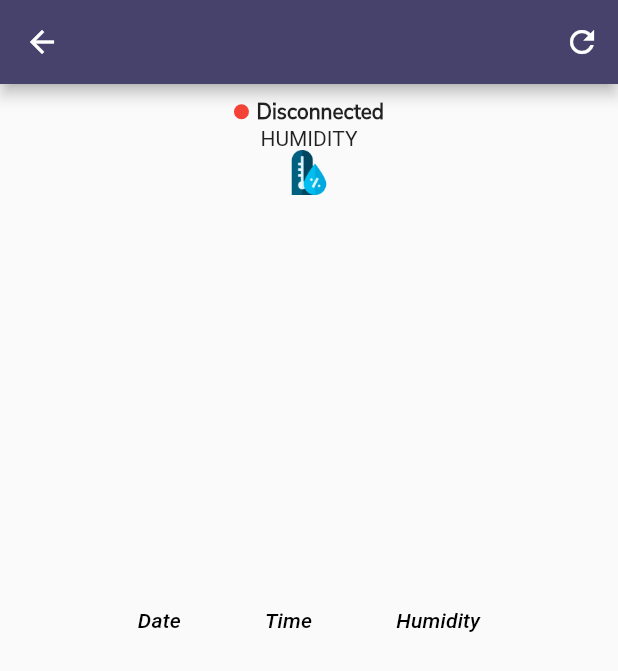
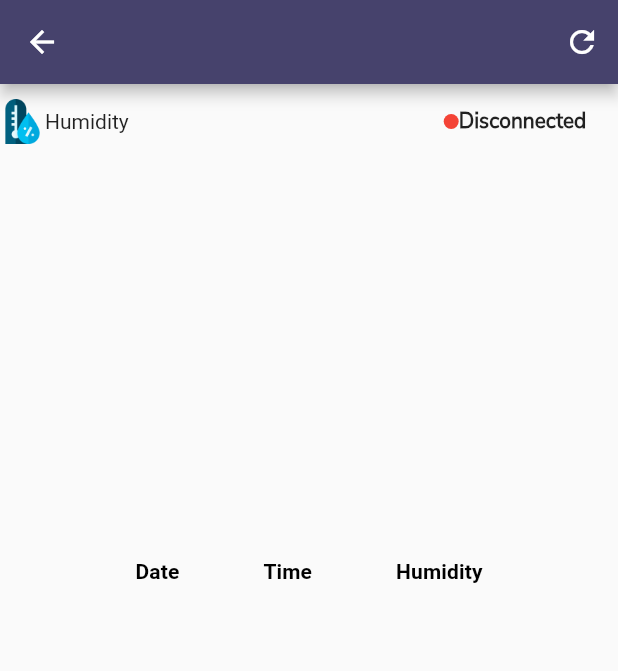
Before and after one commit to hammadahamed/agro_cloud, a Flutter app: the HumidityLog screen opened directly, on a phone screen of 412 x 824 dp. Shown: the top 671 px of the screen. Run offline on Flutter 3.47's test engine with Material 2 defaults, Android fonts, the phone set to English and light mode, and no system bars; our stand-ins replace csv, firebase_core, firebase_database, fl_chart, flutter_spinkit, flutter_svg and 4 more; missing offline and left inert: sign_button; accounts and stored records are empty.

Commit message:
update refractored relative size ,layout

```diff
--- a/lib/humidityLog.dart
+++ b/lib/humidityLog.dart
@@ -3,6 +3,7 @@ import 'package:flutter/material.dart';
 import 'package:flutter_spinkit/flutter_spinkit.dart';
 import 'package:get/get.dart';
 import 'package:intl/intl.dart';
+import 'package:agro_cloud/utils.Dart';
 
 class HumidityLog extends StatefulWidget {
   @override
@@ -120,15 +121,27 @@ class _HumidityLogState extends State<HumidityLog>
           width: Get.width,
           child: Column(
             children: [
+              SizedBox(
+                height: 10,
+              ),
+              // First HALF
+              Row(
+                children: [
+                  Hero(
+                    tag: "HumIcon",
+                    child: Image(
+                      height: 30,
+                      image: AssetImage(
+                        'assets/photo/humidity.png',
+                      ),
+                    ),
+                  ),
+                  Text("Humidity"),
+                  Spacer(),
                   Container(
-                height: Get.height * .1,
-                width: Get.width,
-                child: Column(
-                  children: [
-                    isLiveState
-                        ? Padding(
-                            padding: const EdgeInsets.only(top: 9.0),
-                            child: FadeTransition(
+                    width: Get.width / 3,
+                    child: isLiveState
+                        ? FadeTransition(
                             opacity: CurvedAnimation(
                                 parent: AnimationController(
                                   duration: const Duration(milliseconds: 750),
@@ -138,34 +151,25 @@ class _HumidityLogState extends State<HumidityLog>
                             child: Row(
                               children: [
                                 Spacer(),
-                                  Padding(
-                                    padding: const EdgeInsets.only(right: 5.0),
-                                    child: CircleAvatar(
+                                CircleAvatar(
                                   backgroundColor: Colors.green,
                                   maxRadius: 5,
                                 ),
-                                  ),
                                 Text(
                                   "Live",
-                                    style:
-                                        TextStyle(fontWeight: FontWeight.bold),
+                                  style: TextStyle(fontWeight: FontWeight.bold),
                                 ),
                                 Spacer(),
                               ],
                             ),
-                            ),
                           )
-                        : Padding(
-                            padding: const EdgeInsets.only(top: 9.0),
+                        : Container(
                             child: Row(
                               children: [
                                 Spacer(),
-                                Padding(
-                                  padding: const EdgeInsets.only(right: 5.0),
-                                  child: CircleAvatar(
+                                CircleAvatar(
                                   backgroundColor: Colors.red,
                                   maxRadius: 5,
-                                  ),
                                 ),
                                 Text(
                                   "Disconnected",
@@ -177,53 +181,73 @@ class _HumidityLogState extends State<HumidityLog>
                               ],
                             ),
                           ),
-                    Center(child: Text("HUMIDITY")),
-                    Hero(
-                      tag: "HumIcon",
-                      child: Image(
-                        height: 30,
-                        image: AssetImage(
-                          'assets/photo/humidity.png',
-                        ),
-                      ),
-                    ),
+                  )
                 ],
               ),
-              ),
-
               // SECOND HALF
               Container(
+                margin: EdgeInsets.only(top: 10),
+                color: MyColors.primaryColor,
                 height: Get.height * .3,
               ),
               // THIRD HALF
               Container(
-                height: Get.height * .5,
+                height: Get.height * .45,
                 child: SingleChildScrollView(
-                  child: isLoad
-                      ? SpinKitDoubleBounce(
-                          color: Colors.black,
-                          size: 50.0,
-                        )
-                      : DataTable(columns: const <DataColumn>[
+                  child: DataTable(
+                      columns: const <DataColumn>[
                         DataColumn(
                           label: Text(
                             'Date',
-                              style: TextStyle(fontStyle: FontStyle.italic),
+                            style: TextStyle(fontWeight: FontWeight.bold),
                           ),
                         ),
                         DataColumn(
                           label: Text(
                             'Time',
-                              style: TextStyle(fontStyle: FontStyle.italic),
+                            style: TextStyle(fontWeight: FontWeight.bold),
                           ),
                         ),
                         DataColumn(
                           label: Text(
                             'Humidity',
-                              style: TextStyle(fontStyle: FontStyle.italic),
+                            style: TextStyle(fontWeight: FontWeight.bold),
                           ),
                         ),
-                        ], rows: allRow),
+                      ],
+                      dividerThickness: isLoad ? 0 : 1,
+                      rows: !isLoad
+                          ? allRow
+                          : [
+                              DataRow(
+                                cells: <DataCell>[
+                                  DataCell(
+                                    Text(""),
+                                  ),
+                                  DataCell(Text("")),
+                                  DataCell(Text("")),
+                                ],
+                              ),
+                              DataRow(
+                                cells: <DataCell>[
+                                  DataCell(Text("")),
+                                  DataCell(Text("")),
+                                  DataCell(Text("")),
+                                ],
+                              ),
+                              DataRow(
+                                cells: <DataCell>[
+                                  DataCell(Text("")),
+                                  DataCell(Center(
+                                    child: SpinKitDoubleBounce(
+                                      color: MyColors.primaryColor,
+                                      size: 50.0,
+                                    ),
+                                  )),
+                                  DataCell(Text("")),
+                                ],
+                              ),
+                            ]),
                 ),
               ),
             ],
```
Also changed, not shown: lib/controls.dart (+19 -12 lines), lib/home.dart (+38 -24 lines). Lines whose indentation alone changed are shown as unchanged.
